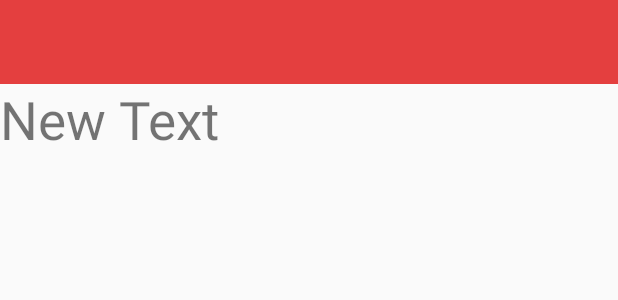
After one commit to jkalldre/ForkBoard, an Android app: the layout activity_day__view.xml on its own in the app's theme, with its tools: preview values and no code run, on a phone screen of 412 x 824 dp. The commit adds this screen. Shown: the top 300 px of the screen. Run offline under Robolectric (Android 15) with nearby library versions, the phone set to English and light mode, and no system bars.

Commit message:
added Day_View to calendar

```diff
--- a/app/src/main/AndroidManifest.xml
+++ b/app/src/main/AndroidManifest.xml
@@ -15,7 +15,8 @@
                 <category android:name="android.intent.category.LAUNCHER" />
             </intent-filter>
         </activity>
-        <activity android:name=".CalendarView"></activity>
+        <activity android:name=".Calendar_View" />
+        <activity android:name=".Day_View"></activity>
     </application>
 
 </manifest>
--- a/app/src/main/java/com/forkboard/forkboard/MainActivity.java
+++ b/app/src/main/java/com/forkboard/forkboard/MainActivity.java
@@ -53,7 +53,7 @@ public class MainActivity extends AppCompatActivity {
             startActivity(intent);
         }
         if(item.getTitle().equals("Calendar")){
-            intent = new Intent(this,CalendarView.class);
+            intent = new Intent(this,Calendar_View.class);
             startActivity(intent);
         }
         return true;
@@ -61,7 +61,7 @@ public class MainActivity extends AppCompatActivity {
 
     public void goToCalendar(View v){
 
-        Intent intent = new Intent(getApplicationContext(),CalendarView.class);
+        Intent intent = new Intent(getApplicationContext(),Calendar_View.class);
         startActivity(intent);
     }
 
--- /dev/null
+++ b/app/src/main/res/layout/activity_day__view.xml
@@ -0,0 +1,20 @@
+<?xml version="1.0" encoding="utf-8"?>
+<RelativeLayout xmlns:android="http://schemas.android.com/apk/res/android"
+    xmlns:tools="http://schemas.android.com/tools"
+    android:layout_width="match_parent"
+    android:layout_height="match_parent"
+    tools:context="com.forkboard.forkboard.Day_View">
+
+    <include layout="@layout/my_toolbar"
+        android:id="@+id/include" />
+
+    <TextView
+        android:layout_width="fill_parent"
+        android:layout_height="wrap_content"
+        android:text="New Text"
+        android:id="@+id/textView"
+        android:layout_below="@+id/include"
+        android:layout_alignParentStart="true"
+        android:textSize="35dp" />
+
+</RelativeLayout>
```
Also changed, not shown: app/src/main/java/com/forkboard/forkboard/Calendar_View.java (renamed from app/src/main/java/com/forkboard/forkboard/CalendarView.java, +16 -1 lines), app/src/main/java/com/forkboard/forkboard/Day_View.java (added, +48 -0 lines), app/src/main/res/layout/activity_calendar_view.xml (+8 -3 lines), app/src/main/res/menu/mainmenu.xml (+4 -3 lines).
